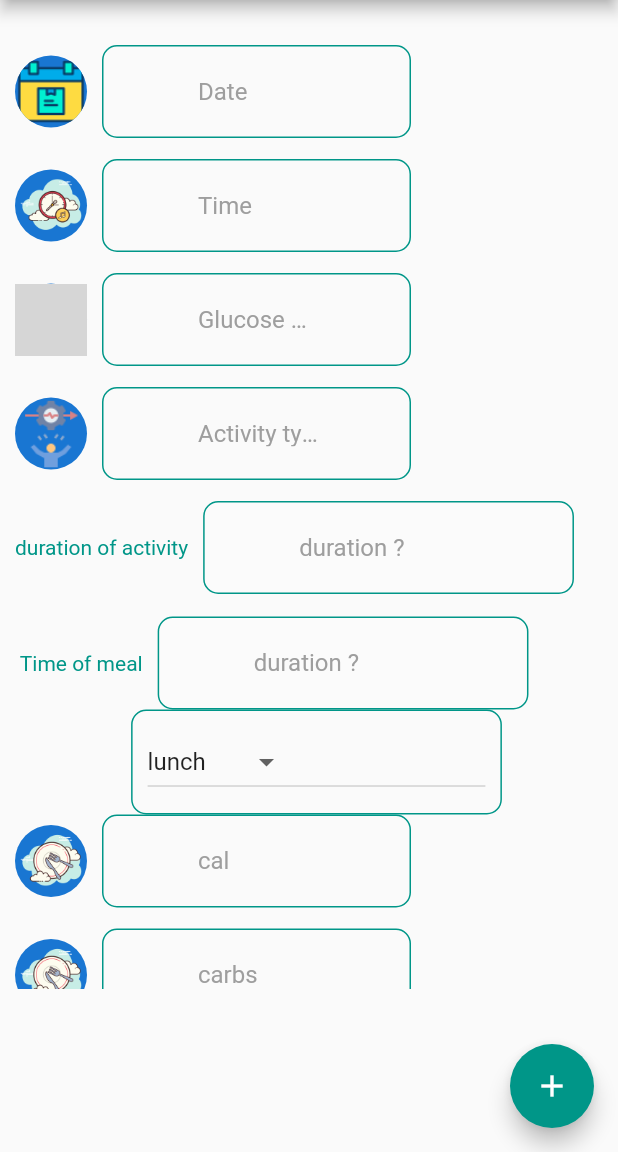
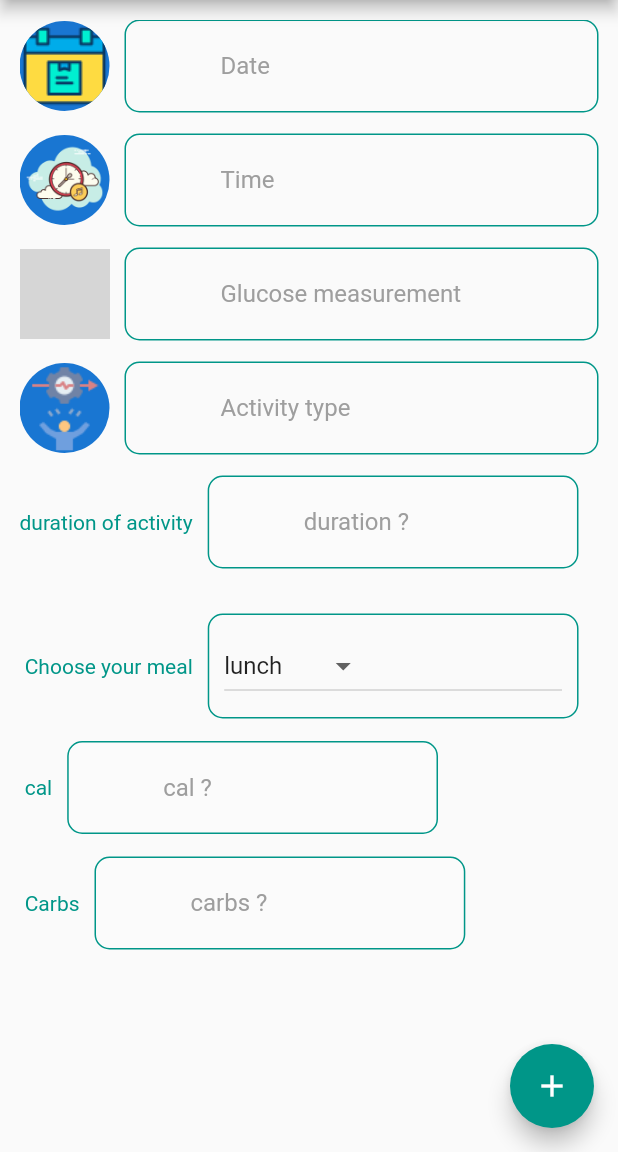
Before and after one commit to mohammedzidan1/easysuger, a Flutter app: the PredictionScreen screen opened directly, on a phone screen of 412 x 824 dp, the part 84-1236 px from its top. Run offline on Flutter 3.47's test engine with Material 2 defaults, Android fonts, the phone set to English and light mode, and no system bars; our stand-ins replace animated_splash_screen, bloc, cloud_firestore, easy_localization, equatable, firebase_auth and 1 more; missing offline and left inert: firestore_model; accounts and stored records are empty; grey boxes are pictures that could not be loaded.

Commit message:
update drawer

```diff
--- a/lib/help/routs/approuts.dart
+++ b/lib/help/routs/approuts.dart
@@ -31,8 +31,8 @@ class AppRouts {
         return MaterialPageRoute(builder: (_) => const HomeScreenForDoctor());
          case RoutsNames.addRecordScreen:
         return MaterialPageRoute(builder: (_) =>  AddRecordScreen());
-         case RoutsNames.settingsScreen:
-        return MaterialPageRoute(builder: (_) =>  SettingsScreen());
+        //  case RoutsNames.settingsScreen:
+        // return MaterialPageRoute(builder: (_) =>  SettingsScreen());
 
     }
     return null;
--- a/lib/view/custom_widet/custom_add_prediction.dart
+++ b/lib/view/custom_widet/custom_add_prediction.dart
@@ -26,13 +26,14 @@ class CustomAddPrediction extends StatelessWidget {
         Row(
           children: [
             CircleAvatar(
-              radius: 24,
+              radius: 30,
               backgroundImage: AssetImage(assetsImage!),
             ),
             const SizedBox(
               width: 10.0,
             ),
-            CustomTextField(
+            Expanded(
+              child: CustomTextField(
                 width: MediaQuery.of(context).size.width*.5,
                 readOnly: readOnly!,
                 onTap: () {
@@ -43,6 +44,7 @@ class CustomAddPrediction extends StatelessWidget {
               //  width: MediaQuery.of(context).size.width*.7,
                 lableText: lableText,
               ),
+            ),
           ],
         ),
         const SizedBox(
--- a/lib/view/screens/prediction_screen.dart
+++ b/lib/view/screens/prediction_screen.dart
@@ -57,7 +57,7 @@ class _PredictionScreenState extends State<PredictionScreen> {
         height: MediaQuery.of(context).size.height * .8,
         width: MediaQuery.of(context).size.width,
         child: Padding(
-          padding: const EdgeInsets.only(left: 10, top: 30),
+          padding: const EdgeInsets.all(13),
           child: SingleChildScrollView(
             physics: const BouncingScrollPhysics(),
             child: Column(children: [
@@ -129,26 +129,16 @@ class _PredictionScreenState extends State<PredictionScreen> {
               const SizedBox(
                 height: 15,
               ),
+
+              const SizedBox(height: 15,),
+
               Row(
-                //  mainAxisAlignment: MainAxisAlignment.spaceAround,
                 children: [
                      const CustomText(
-                    text: " Time of meal",
+                    text: " Choose your meal",
                     color: ColorsApp.primaryColor,
                   ),
-                  const SizedBox(
-                    width: 10,
-                  ),
-                  Container(
-                    width: MediaQuery.of(context).size.width * .6,
-                    child: CustomTextField(
-                      color: Colors.white12,
-                      controller: durationControllar,
-                      lableText: "duration ?",
-                    ),
-                  ),
-                ],
-              ),
+                  SizedBox(width: 10.0,),
                   Container(
                     width: MediaQuery.of(context).size.width * .6,
                     padding: EdgeInsets.all(10.0),
@@ -168,17 +158,49 @@ class _PredictionScreenState extends State<PredictionScreen> {
                       },
                     ),
                   ),
-              CustomAddPrediction(
-                onTap: () {},
+                ],
+              ),
+                const SizedBox(height: 15,),
+             Row(
+                //  mainAxisAlignment: MainAxisAlignment.spaceAround,
+                children: [
+                  const CustomText(
+                    text: " cal",
+                    color: ColorsApp.primaryColor,
+                  ),
+                  const SizedBox(
+                    width: 10,
+                  ),
+                  Container(
+                    width: MediaQuery.of(context).size.width * .6,
+                    child: CustomTextField(
+                      color: Colors.white12,
                       controller: calController,
-                assetsImage: "assets/images/icons8-meal-100.png",
-                lableText: "cal",
+                      lableText: "cal ?",
                     ),
-              CustomAddPrediction(
-                onTap: () {},
-                controller: calController,
-                assetsImage: "assets/images/icons8-meal-100.png",
-                lableText: "carbs",
+                  ),
+                ],
+              ),
+                const SizedBox(height: 15,),
+              Row(
+                //  mainAxisAlignment: MainAxisAlignment.spaceAround,
+                children: [
+                  const CustomText(
+                    text: " Carbs",
+                    color: ColorsApp.primaryColor,
+                  ),
+                  const SizedBox(
+                    width: 10,
+                  ),
+                  Container(
+                    width: MediaQuery.of(context).size.width * .6,
+                    child: CustomTextField(
+                      color: Colors.white12,
+                      controller:carbsController,
+                      lableText: "carbs ?",
+                    ),
+                  ),
+                ],
               ),
               const SizedBox(
                 height: 10.0,
@@ -190,7 +212,7 @@ class _PredictionScreenState extends State<PredictionScreen> {
                 children: const [
                   CustomText(
                     text: "Short Action",
-                    color: Colors.black,
+                    color: ColorsApp.primaryColor,
                     fontWeight: FontWeight.bold,
                   ),
                   SizedBox(
@@ -206,7 +228,7 @@ class _PredictionScreenState extends State<PredictionScreen> {
                 children: const [
                   CustomText(
                       text: "Long Action",
-                      color: Colors.black,
+                      color: ColorsApp.primaryColor,
                       fontWeight: FontWeight.bold),
                   SizedBox(
                     width: 8,
```
Lines whose indentation alone changed are shown as unchanged.
